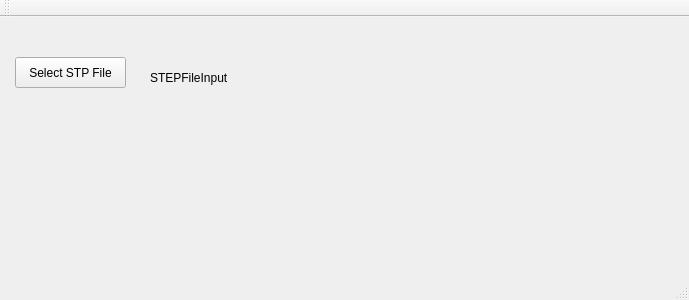
This is Prototypes/GUI/testGui/mainwindow.ui in FMenhorn/BGCEGit as Qt 5 draws it before an edit. The edited form follows.
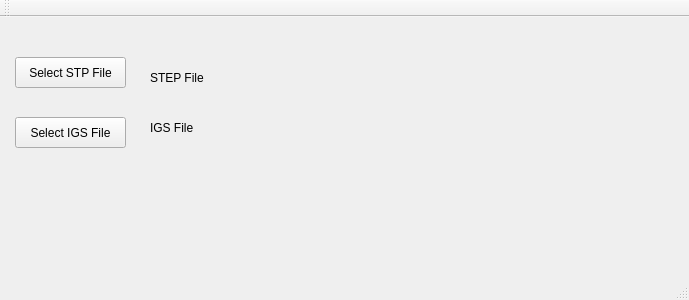
This is the edited form.

Commit message: added file input for stp and igs

```diff
--- a/Prototypes/GUI/testGui/mainwindow.ui
+++ b/Prototypes/GUI/testGui/mainwindow.ui
@@ -37,7 +37,36 @@
      </rect>
     </property>
     <property name="text">
-     <string>STEPFileInput</string>
+     <string>STEP File</string>
+    </property>
+    <property name="wordWrap">
+     <bool>false</bool>
+    </property>
+   </widget>
+   <widget class="QPushButton" name="IGSFileSelector">
+    <property name="geometry">
+     <rect>
+      <x>15</x>
+      <y>100</y>
+      <width>111</width>
+      <height>31</height>
+     </rect>
+    </property>
+    <property name="text">
+     <string>Select IGS File</string>
+    </property>
+   </widget>
+   <widget class="QLabel" name="IGSFileInput">
+    <property name="geometry">
+     <rect>
+      <x>150</x>
+      <y>100</y>
+      <width>521</width>
+      <height>21</height>
+     </rect>
+    </property>
+    <property name="text">
+     <string>IGS File</string>
     </property>
    </widget>
   </widget>
```
The commit also changes 4 other files.
